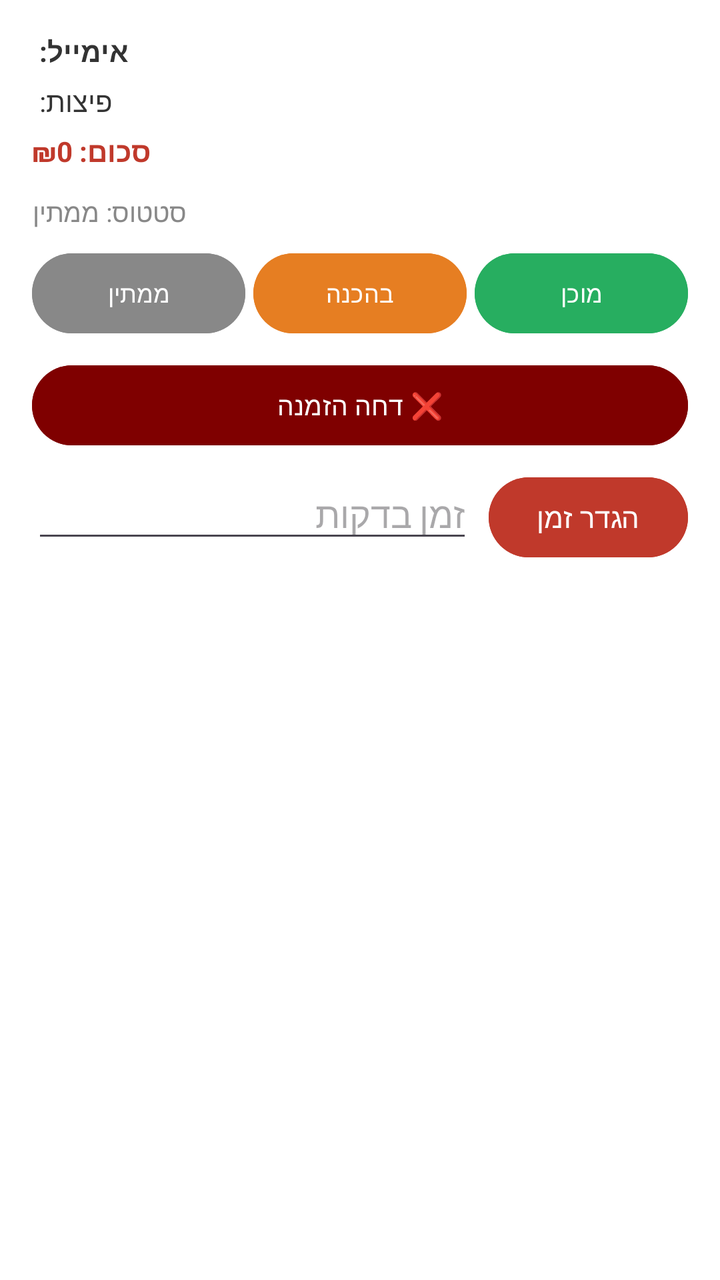
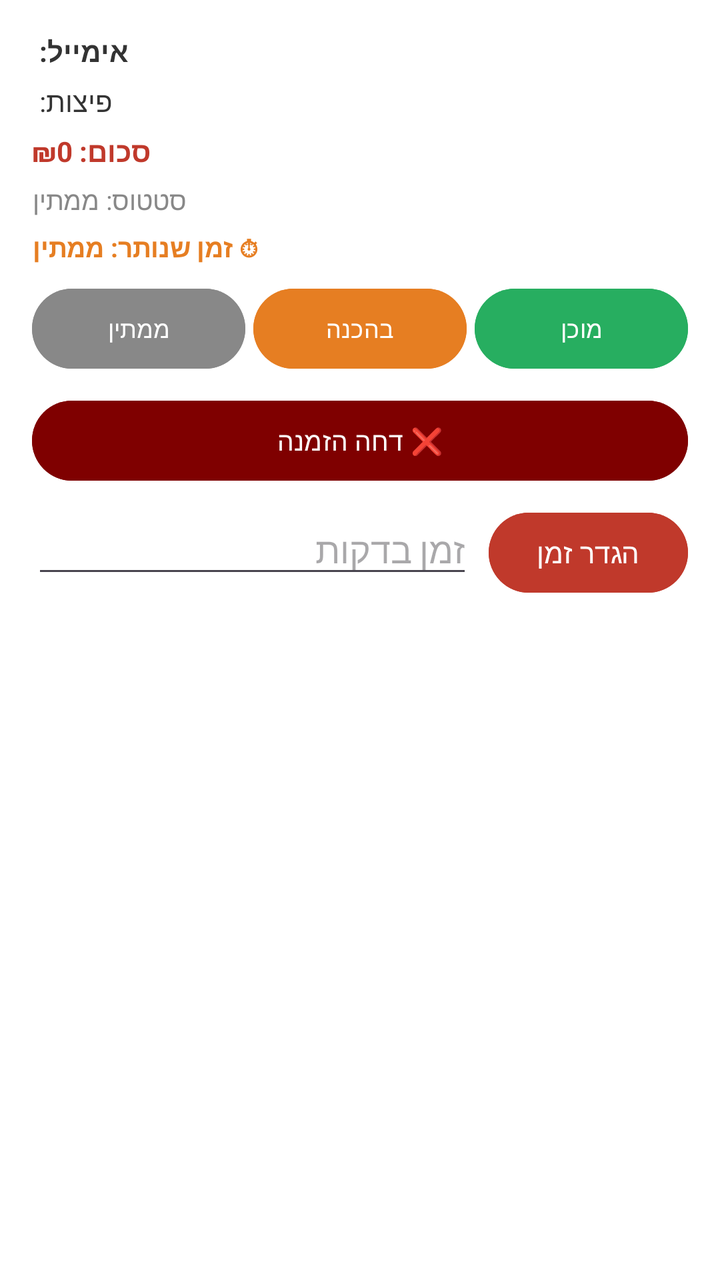

An Android layout rendered at two revisions. The XML below is the earlier revision; the diff shows what the commit changed to produce the second picture.
<!-- AndroidManifest.xml: application theme Theme.MathProjectEylon -->
<!-- res/layout/item_admin.xml -->
<?xml version="1.0" encoding="utf-8"?>
<LinearLayout xmlns:android="http://schemas.android.com/apk/res/android"
    android:layout_width="match_parent"
    android:layout_height="wrap_content"
    android:orientation="vertical"
    android:background="#FFFFFF"
    android:padding="16dp"
    android:layout_marginBottom="12dp"
    android:layout_marginHorizontal="16dp"
    android:elevation="2dp">

    <TextView
        android:id="@+id/tvAdminEmail"
        android:layout_width="wrap_content"
        android:layout_height="wrap_content"
        android:text="אימייל: "
        android:textSize="14sp"
        android:textStyle="bold"
        android:textColor="#333333"
        android:layout_marginBottom="6dp"/>

    <TextView
        android:id="@+id/tvAdminItems"
        android:layout_width="wrap_content"
        android:layout_height="wrap_content"
        android:text="פיצות: "
        android:textSize="14sp"
        android:textColor="#333333"
        android:layout_marginBottom="6dp"/>

    <TextView
        android:id="@+id/tvAdminTotal"
        android:layout_width="wrap_content"
        android:layout_height="wrap_content"
        android:text="סכום: ₪0"
        android:textSize="14sp"
        android:textStyle="bold"
        android:textColor="#C0392B"
        android:layout_marginBottom="12dp"/>

    <TextView
        android:id="@+id/tvAdminStatus"
        android:layout_width="wrap_content"
        android:layout_height="wrap_content"
        android:text="סטטוס: ממתין"
        android:textSize="13sp"
        android:textColor="#888888"
        android:layout_marginBottom="8dp"/>

    
    <LinearLayout
        android:layout_width="match_parent"
        android:layout_height="wrap_content"
        android:orientation="horizontal"
        android:layout_marginBottom="8dp">

        <Button
            android:id="@+id/btnWaiting"
            android:layout_width="0dp"
            android:layout_height="wrap_content"
            android:layout_weight="1"
            android:text="ממתין"
            android:textSize="12sp"
            android:backgroundTint="#888888"
            android:layout_marginEnd="4dp"/>

        <Button
            android:id="@+id/btnPreparing"
            android:layout_width="0dp"
            android:layout_height="wrap_content"
            android:layout_weight="1"
            android:text="בהכנה"
            android:textSize="12sp"
            android:backgroundTint="#E67E22"
            android:layout_marginEnd="4dp"/>

        <Button
            android:id="@+id/btnReady"
            android:layout_width="0dp"
            android:layout_height="wrap_content"
            android:layout_weight="1"
            android:text="מוכן"
            android:textSize="12sp"
            android:backgroundTint="#27AE60"/>

    </LinearLayout>

    
    <Button
        android:id="@+id/btnReject"
        android:layout_width="match_parent"
        android:layout_height="wrap_content"
        android:text="❌ דחה הזמנה"
        android:textSize="13sp"
        android:textColor="#FFFFFF"
        android:backgroundTint="#7F0000"
        android:layout_marginBottom="8dp"/>

    
    <LinearLayout
        android:layout_width="match_parent"
        android:layout_height="wrap_content"
        android:orientation="horizontal">

        <EditText
            android:id="@+id/etTimer"
            android:layout_width="0dp"
            android:layout_height="wrap_content"
            android:layout_weight="1"
            android:hint="זמן בדקות"
            android:inputType="number"
            android:layout_marginEnd="8dp"/>

        <Button
            android:id="@+id/btnSetTimer"
            android:layout_width="wrap_content"
            android:layout_height="wrap_content"
            android:text="הגדר זמן"
            android:backgroundTint="#C0392B"/>

    </LinearLayout>

</LinearLayout>
<!-- resources referenced by this layout -->
<resources>
  <style name="Theme.MathProjectEylon" parent="Base.Theme.MathProjectEylon" />
  <style name="Base.Theme.MathProjectEylon" parent="Theme.Material3.DayNight.NoActionBar">
          
          
      </style>
</resources>

<!-- the commit's change to res/layout/item_admin.xml (unified diff, before → after) -->
@@ -36,7 +36,7 @@
         android:textSize="14sp"
         android:textStyle="bold"
         android:textColor="#C0392B"
-        android:layout_marginBottom="12dp"/>
+        android:layout_marginBottom="6dp"/>
 
     <TextView
         android:id="@+id/tvAdminStatus"
@@ -45,6 +45,17 @@
         android:text="סטטוס: ממתין"
         android:textSize="13sp"
         android:textColor="#888888"
+        android:layout_marginBottom="6dp"/>
+
+    
+    <TextView
+        android:id="@+id/tvAdminTimer"
+        android:layout_width="wrap_content"
+        android:layout_height="wrap_content"
+        android:text="⏱ זמן שנותר: ממתין"
+        android:textSize="13sp"
+        android:textColor="#E67E22"
+        android:textStyle="bold"
         android:layout_marginBottom="8dp"/>
 
     
